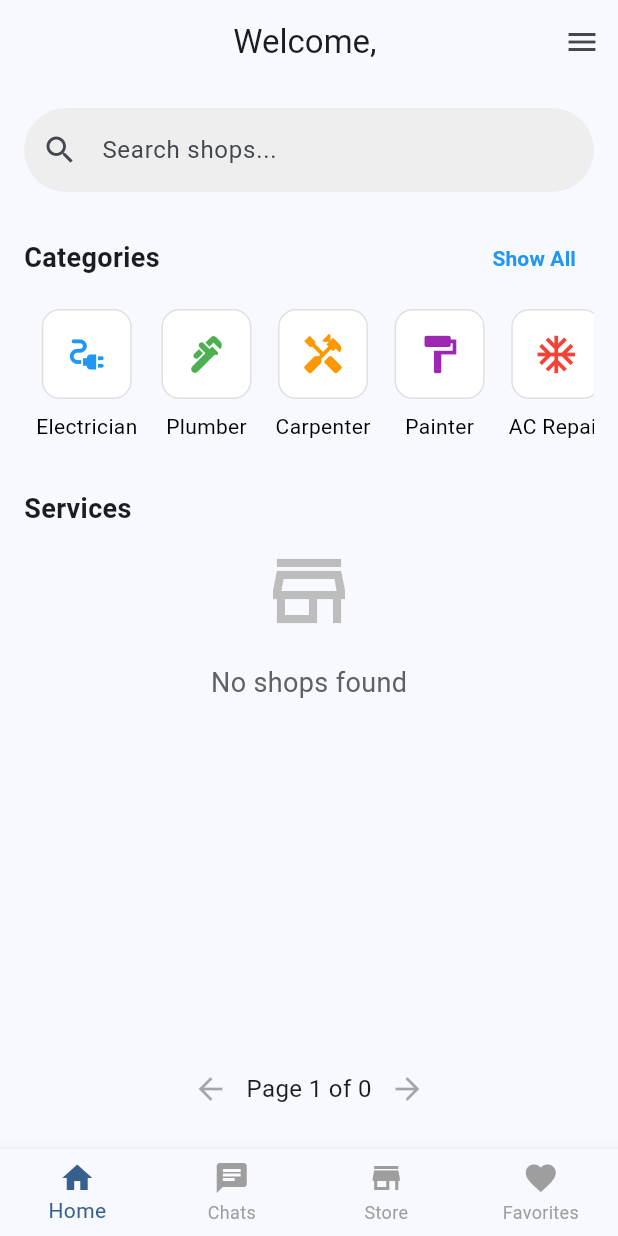
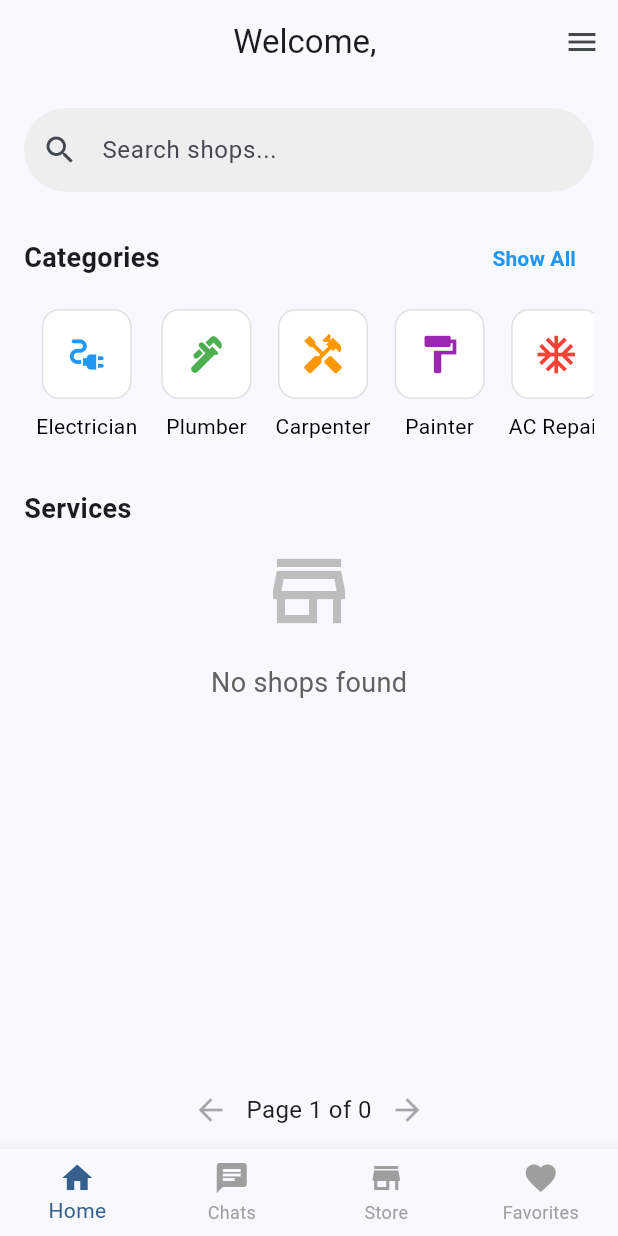
Before and after one commit to dananjaya2002/flutter_service_app_v2, a Flutter app: the screen it shows once a user with an empty profile is signed in, on a phone screen of 412 x 824 dp. Run offline on Flutter 3.47's test engine with Material 3 defaults, Android fonts, the phone set to English and light mode, and no system bars; our stand-ins replace cloud_firestore, firebase_auth, firebase_core, firebase_storage, geolocator, google_maps_flutter and 1 more; missing offline and left inert: cloudinary_flutter, cloudinary_url_gen; accounts and stored records are empty.

Commit message:
page component ui fix

```diff
--- a/lib/screens/home/home_screen.dart
+++ b/lib/screens/home/home_screen.dart
@@ -423,7 +423,7 @@ class _HomeScreenState extends State<HomeScreen> {
           ),
           // Pagination controls at the bottom
           Padding(
-            padding: const EdgeInsets.all(16.0),
+            padding: const EdgeInsets.all(2.0), // Reduced inner padding
             child: _buildPaginationControls(),
           ),
         ],
```
